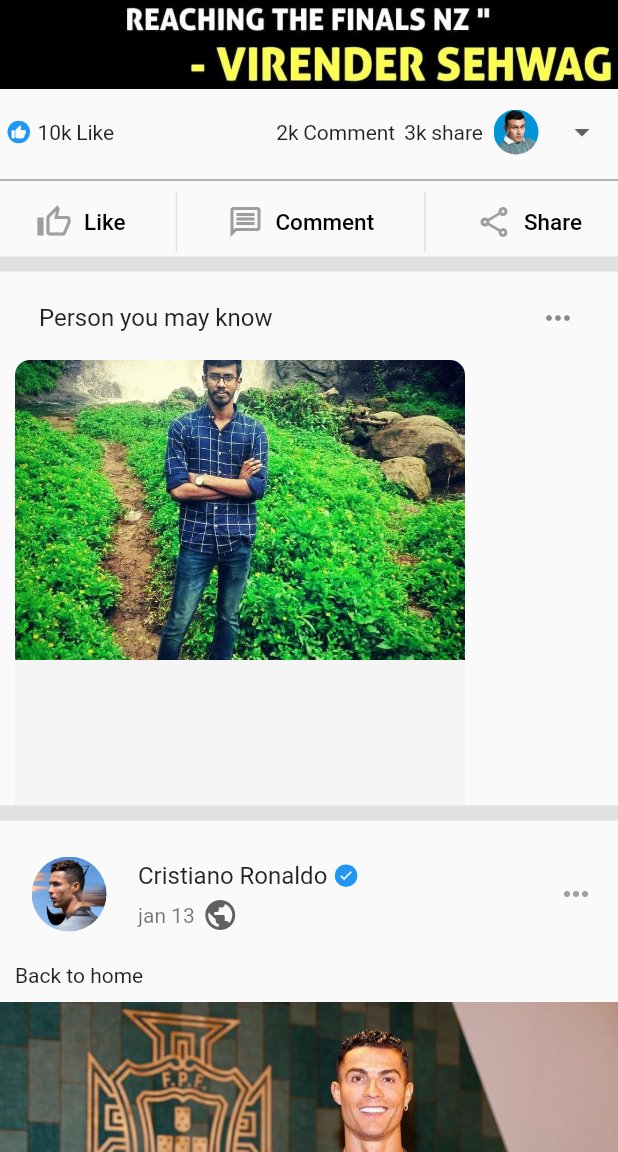
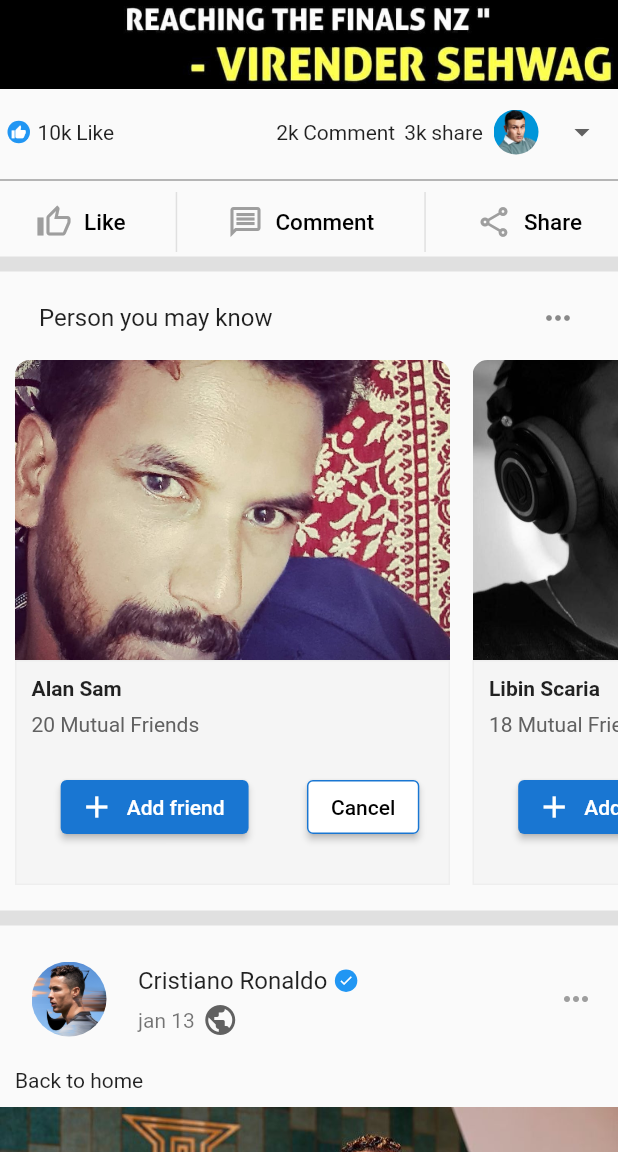
Before and after one commit to samueljazzjohn/flutter_facebook_clone, a Flutter app: the screen it shows after launch, scrolled down 2304 dp, on a phone screen of 412 x 824 dp, the part 84-1236 px from its top. Run offline on Flutter 3.47's test engine with Material 2 defaults, Android fonts, the phone set to English and light mode, and no system bars.

Commit message:
Storysection completed

```diff
--- a/lib/Sections/suggestionSection.dart
+++ b/lib/Sections/suggestionSection.dart
@@ -1,4 +1,4 @@
-
+import 'package:flutter_facebook_clone/assets.dart';
 import 'package:flutter/material.dart';
 import 'package:flutter_facebook_clone/Widgets/suggestionCard.dart';
 
@@ -9,7 +9,7 @@
   Widget build(BuildContext context) {
     return Container(
       padding: EdgeInsets.only(left:10),
-      height: 350,
+      height: 420,
       child: Column(
       crossAxisAlignment:CrossAxisAlignment.start,
       children: [
@@ -23,11 +23,15 @@
             ),
           ),
         Container(
-          height: 300,
+          height: 350,
           child: ListView(
             scrollDirection: Axis.horizontal,
             children: [
-              SuggestionCard()
+              SuggestionCard(displayImage: alansam,displayName:'Alan Sam',mutualFreinds: '20',),
+              SuggestionCard(displayImage: libin,displayName:'Libin Scaria',mutualFreinds: '18'),
+              SuggestionCard(displayImage: nivedh,displayName:'Nivedh Krishna',mutualFreinds: '21'),
+              SuggestionCard(displayImage: rithul,displayName:'Rithul',mutualFreinds: '30')
+
             ],
           ),
         )
--- a/lib/Widgets/suggestionCard.dart
+++ b/lib/Widgets/suggestionCard.dart
@@ -2,17 +2,20 @@
 import 'package:flutter_facebook_clone/assets.dart';
 
 class SuggestionCard extends StatelessWidget {
-  const SuggestionCard({Key? key}) : super(key: key);
+  final String displayImage;
+  final String displayName;
+  final String mutualFreinds;
+  const SuggestionCard(
+      {Key? key, required this.displayImage, required this.displayName, required this.mutualFreinds })
+      : super(key: key);
 
   @override
   Widget build(BuildContext context) {
     return Container(
-      width: 300,
+      margin: EdgeInsets.only(right: 15),
+      width: 290,
       child: Stack(
-        children: [
-          suggestionImage(),
-          suggestionFooter()
-        ],
+        children: [suggestionImage(), suggestionFooter()],
       ),
     );
   }
@@ -23,9 +26,46 @@
         left: 0,
         right: 0,
         child: Container(
-          height: 100,
-          decoration: BoxDecoration(color: Colors.grey[100]),
-        ));
+            padding: EdgeInsets.only(top: 10, left: 10),
+            height: 150,
+            decoration: BoxDecoration(
+                color: Colors.grey[100],
+                border: Border.all(color: Color(0XFFEEEEEE))),
+            child: Column(
+                mainAxisAlignment: MainAxisAlignment.start,
+                crossAxisAlignment: CrossAxisAlignment.start,
+                children: [
+                  Text(displayName,
+                      style: TextStyle(fontWeight: FontWeight.bold)),
+                  Padding(
+                    padding: const EdgeInsets.only(top: 8.0, bottom: 8),
+                    child: Text(
+                      '$mutualFreinds Mutual Friends',
+                      style: TextStyle(color: Colors.grey[700]),
+                    ),
+                  ),
+                  Container(
+                      padding: EdgeInsets.only(top: 15),
+                      child: Row(
+                        mainAxisAlignment: MainAxisAlignment.spaceAround,
+                        children: [
+                          ElevatedButton.icon(
+                            onPressed: () {},
+                            icon: Icon(Icons.add),
+                            label: Text('Add friend'),
+                            style: ElevatedButton.styleFrom(
+                                primary: Color(0XFF1976D2)),
+                          ),
+                          ElevatedButton(
+                              onPressed: () {},
+                              child: Text('Cancel',
+                                  style: TextStyle(color: Colors.black)),
+                              style: ElevatedButton.styleFrom(
+                                  primary: Colors.white,
+                                  side: BorderSide(color: Color(0XFF1976D2))))
+                        ],
+                      ))
+                ])));
   }
 
   Widget suggestionImage() {
@@ -37,7 +77,7 @@
           borderRadius: BorderRadius.only(
               topLeft: Radius.circular(10), topRight: Radius.circular(10)),
           child: Image.asset(
-            sam,
+            displayImage,
             height: 200,
             fit: BoxFit.cover,
           ),
--- a/lib/assets.dart
+++ b/lib/assets.dart
@@ -7,6 +7,10 @@
 String sahal = 'assets/Images/avatar/sahal.jpg';
 String sam = 'assets/Images/avatar/sam.jpg';
 String viru = 'assets/Images/avatar/viru.jpg';
+String libin = 'assets/Images/avatar/libin.jpg';
+String nivedh = 'assets/Images/avatar/nivedh.jpg';
+String rithul = 'assets/Images/avatar/rithul.jpg';
+String alansam = 'assets/Images/avatar/alansam.jpg';
 
 // Posts
 String dqPost = 'assets/Images/posts/dq_post.jpg';
```
Also changed, not shown: assets/Images/avatar/alansam.jpg (added), assets/Images/avatar/libin.jpg (added), assets/Images/avatar/nivedh.jpg (added), assets/Images/avatar/rithul.jpg (added).
